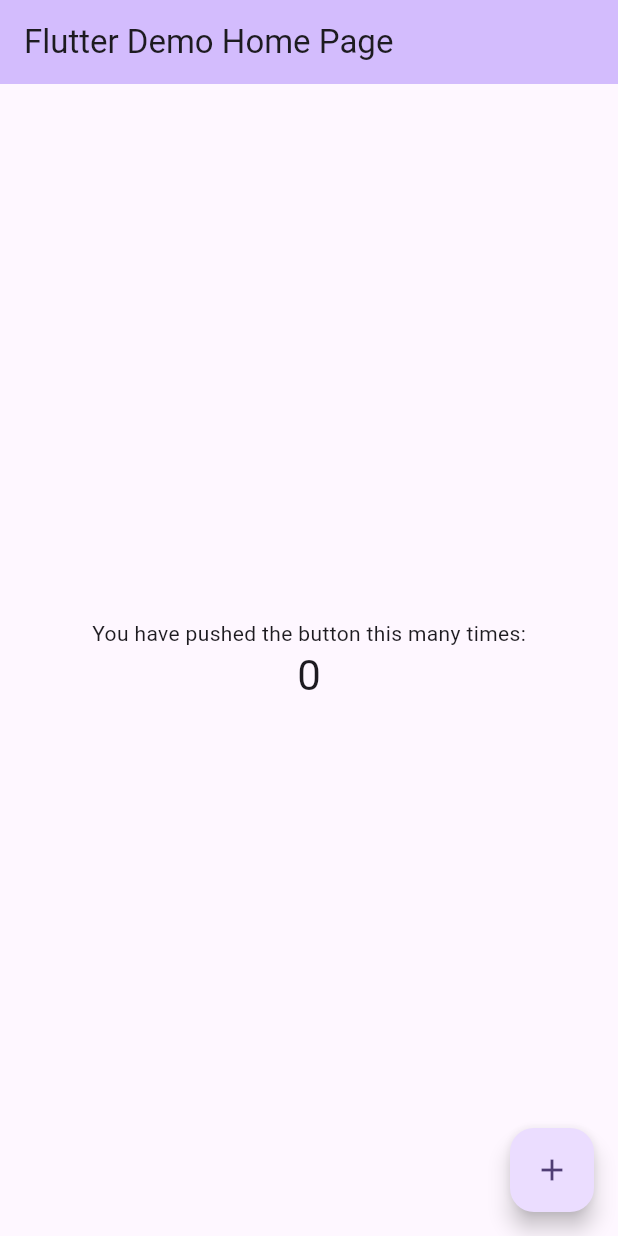
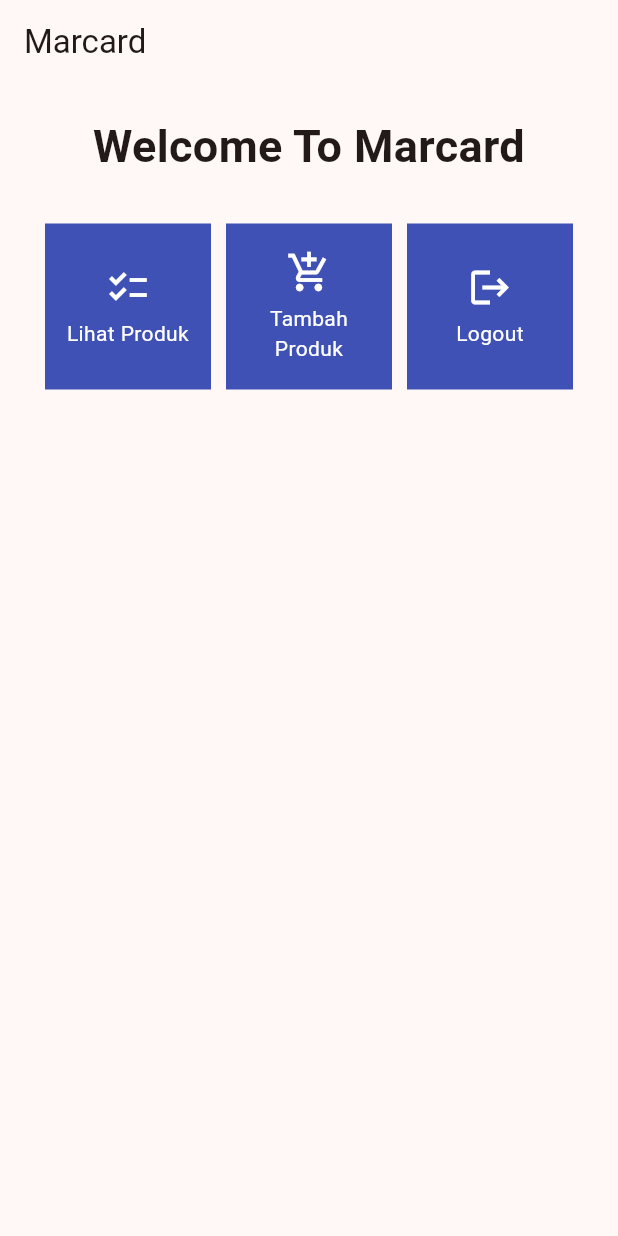
Before and after one commit to gammafarrel/marcard-mobile, a Flutter app: the screen it shows after launch, on a phone screen of 412 x 824 dp. Run offline on Flutter 3.47's test engine with Material 2 defaults, Android fonts, the light colour scheme and no system bars.

Commit message:
tugas 7: code done

```diff
--- a/marcard/lib/main.dart
+++ b/marcard/lib/main.dart
@@ -1,4 +1,5 @@
 import 'package:flutter/material.dart';
+import 'package:marcard/menu.dart';
 
 void main() {
   runApp(const MyApp());
@@ -28,98 +29,10 @@
         //
         // This works for code too, not just values: Most code changes can be
         // tested with just a hot reload.
-        colorScheme: ColorScheme.fromSeed(seedColor: Colors.deepPurple),
+        colorScheme: ColorScheme.fromSeed(seedColor: Colors.red),
         useMaterial3: true,
       ),
-      home: const MyHomePage(title: 'Flutter Demo Home Page'),
+      home: MyHomePage(),
     );
   }
 }
-
-class MyHomePage extends StatefulWidget {
-  const MyHomePage({super.key, required this.title});
-
-  // This widget is the home page of your application. It is stateful, meaning
-  // that it has a State object (defined below) that contains fields that affect
-  // how it looks.
-
-  // This class is the configuration for the state. It holds the values (in this
-  // case the title) provided by the parent (in this case the App widget) and
-  // used by the build method of the State. Fields in a Widget subclass are
-  // always marked "final".
-
-  final String title;
-
-  @override
-  State<MyHomePage> createState() => _MyHomePageState();
-}
-
-class _MyHomePageState extends State<MyHomePage> {
-  int _counter = 0;
-
-  void _incrementCounter() {
-    setState(() {
-      // This call to setState tells the Flutter framework that something has
-      // changed in this State, which causes it to rerun the build method below
-      // so that the display can reflect the updated values. If we changed
-      // _counter without calling setState(), then the build method would not be
-      // called again, and so nothing would appear to happen.
-      _counter++;
-    });
-  }
-
-  @override
-  Widget build(BuildContext context) {
-    // This method is rerun every time setState is called, for instance as done
-    // by the _incrementCounter method above.
-    //
-    // The Flutter framework has been optimized to make rerunning build methods
-    // fast, so that you can just rebuild anything that needs updating rather
-    // than having to individually change instances of widgets.
-    return Scaffold(
-      appBar: AppBar(
-        // TRY THIS: Try changing the color here to a specific color (to
-        // Colors.amber, perhaps?) and trigger a hot reload to see the AppBar
-        // change color while the other colors stay the same.
-        backgroundColor: Theme.of(context).colorScheme.inversePrimary,
-        // Here we take the value from the MyHomePage object that was created by
-        // the App.build method, and use it to set our appbar title.
-        title: Text(widget.title),
-      ),
-      body: Center(
-        // Center is a layout widget. It takes a single child and positions it
-        // in the middle of the parent.
-        child: Column(
-          // Column is also a layout widget. It takes a list of children and
-          // arranges them vertically. By default, it sizes itself to fit its
-          // children horizontally, and tries to be as tall as its parent.
-          //
-          // Column has various properties to control how it sizes itself and
-          // how it positions its children. Here we use mainAxisAlignment to
-          // center the children vertically; the main axis here is the vertical
-          // axis because Columns are vertical (the cross axis would be
-          // horizontal).
-          //
-          // TRY THIS: Invoke "debug painting" (choose the "Toggle Debug Paint"
-          // action in the IDE, or press "p" in the console), to see the
-          // wireframe for each widget.
-          mainAxisAlignment: MainAxisAlignment.center,
-          children: <Widget>[
-            const Text(
-              'You have pushed the button this many times:',
-            ),
-            Text(
-              '$_counter',
-              style: Theme.of(context).textTheme.headlineMedium,
-            ),
-          ],
-        ),
-      ),
-      floatingActionButton: FloatingActionButton(
-        onPressed: _incrementCounter,
-        tooltip: 'Increment',
-        child: const Icon(Icons.add),
-      ), // This trailing comma makes auto-formatting nicer for build methods.
-    );
-  }
-}
--- /dev/null
+++ b/marcard/lib/menu.dart
@@ -0,0 +1,111 @@
+import 'package:flutter/material.dart';
+
+class MyHomePage extends StatelessWidget {
+  MyHomePage({Key? key}) : super(key: key);
+
+  final List<ShopItem> items = [
+    ShopItem("Lihat Produk", Icons.checklist),
+    ShopItem("Tambah Produk", Icons.add_shopping_cart),
+    ShopItem("Logout", Icons.logout),
+  ];
+
+  @override
+    Widget build(BuildContext context) {
+        return Scaffold(
+        appBar: AppBar(
+          title: const Text(
+            'Marcard',
+          ),
+        ),
+        body: SingleChildScrollView(
+          // Widget wrapper yang dapat discroll
+          child: Padding(
+            padding: const EdgeInsets.all(10.0), // Set padding dari halaman
+            child: Column(
+              // Widget untuk menampilkan children secara vertikal
+              children: <Widget>[
+                const Padding(
+                  padding: EdgeInsets.only(top: 10.0, bottom: 10.0),
+                  // Widget Text untuk menampilkan tulisan dengan alignment center dan style yang sesuai
+                  child: Text(
+                    'Welcome To Marcard', // Text yang menandakan toko
+                    textAlign: TextAlign.center,
+                    style: TextStyle(
+                      fontSize: 30,
+                      fontWeight: FontWeight.bold,
+                    ),
+                  ),
+                ),
+                // Grid layout
+                GridView.count(
+                  // Container pada card kita.
+                  primary: true,
+                  padding: const EdgeInsets.all(20),
+                  crossAxisSpacing: 10,
+                  mainAxisSpacing: 10,
+                  crossAxisCount: 3,
+                  shrinkWrap: true,
+                  children: items.map((ShopItem item) {
+                    // Iterasi untuk setiap item
+                    return ShopCard(item);
+                  }).toList(),
+                ),
+              ],
+            ),
+          ),
+        ),
+      );
+    }
+}
+
+class ShopCard extends StatelessWidget {
+  final ShopItem item;
+
+  const ShopCard(this.item, {super.key}); // Constructor
+
+  @override
+  Widget build(BuildContext context) {
+    return Material(
+      color: Colors.indigo,
+      child: InkWell(
+        // Area responsive terhadap sentuhan
+        onTap: () {
+          // Memunculkan SnackBar ketika diklik
+          ScaffoldMessenger.of(context)
+            ..hideCurrentSnackBar()
+            ..showSnackBar(SnackBar(
+                content: Text("Kamu telah menekan tombol ${item.name}!")));
+        },
+        child: Container(
+          // Container untuk menyimpan Icon dan Text
+          padding: const EdgeInsets.all(8),
+          child: Center(
+            child: Column(
+              mainAxisAlignment: MainAxisAlignment.center,
+              children: [
+                Icon(
+                  item.icon,
+                  color: Colors.white,
+                  size: 30.0,
+                ),
+                const Padding(padding: EdgeInsets.all(3)),
+                Text(
+                  item.name,
+                  textAlign: TextAlign.center,
+                  style: const TextStyle(color: Colors.white),
+                ),
+              ],
+            ),
+          ),
+        ),
+      ),
+    );
+  }
+}
+
+class ShopItem {
+  final String name;
+  final IconData icon;
+
+  ShopItem(this.name, this.icon);
+}
```
